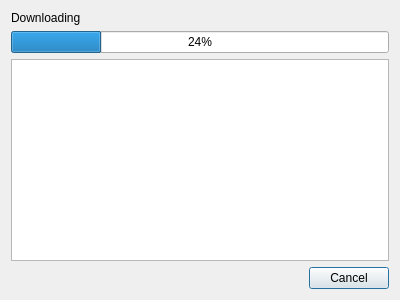
This is DataLoggerPC/filesdownload_dialog.ui in mkowalik/DataLogger_CAN_GPS_2018 as Qt 5 draws it before an edit. The edited form follows.
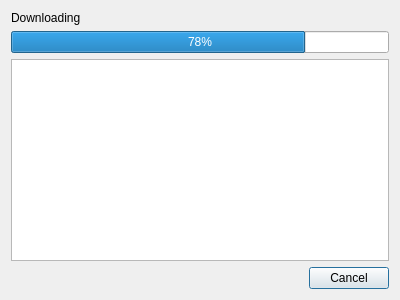
This is the edited form.

Diff of the .ui file:
```diff
--- a/DataLoggerPC/filesdownload_dialog.ui
+++ b/DataLoggerPC/filesdownload_dialog.ui
@@ -24,7 +24,7 @@
    <item>
     <widget class="QProgressBar" name="progressBar">
      <property name="value">
-      <number>24</number>
+      <number>78</number>
      </property>
     </widget>
    </item>
```
